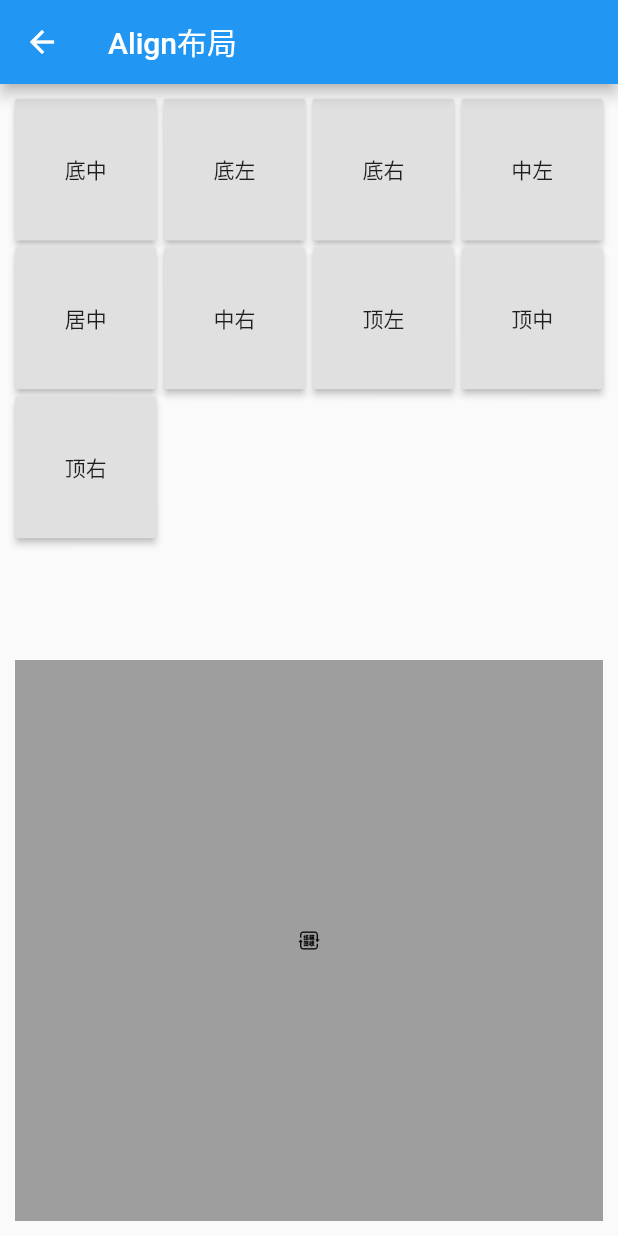
After one commit to WuJinLi/flutterDemo, a Flutter app: the AlignLayout screen opened directly, on a phone screen of 412 x 824 dp. The commit adds this screen. Run offline on Flutter 3.47's test engine with Material 2 defaults, Android fonts, the phone set to English and light mode, and no system bars; our stand-ins replace date_format, flutter_datetime_picker, toast; generated files the repository leaves out were written again.

Commit message:
Align布局

```diff
--- a/lib/pages/page/cupertion/cupertino_detail.dart
+++ b/lib/pages/page/cupertion/cupertino_detail.dart
@@ -66,7 +66,7 @@ class HomePage extends StatelessWidget {
           leading: CupertinoButton(
               child: Icon(CupertinoIcons.back),
               onPressed: () {
-                Navigator.pop(context);
+                Navigator.of(context).popAndPushNamed('/cupertino_page');
               }),
         ),
         child: Center(
--- /dev/null
+++ b/lib/pages/page/layout/align_layout.dart
@@ -0,0 +1,140 @@
+import 'package:flutter/material.dart';
+
+class AlignLayout extends StatefulWidget {
+  @override
+  _AlignLayoutState createState() => _AlignLayoutState();
+}
+
+class _AlignLayoutState extends State<AlignLayout> {
+  Alignment alignment = Alignment.center;
+  String location = 'Alignment.center';
+
+  @override
+  Widget build(BuildContext context) {
+    // TODO: implement build
+    return Scaffold(
+      appBar: AppBar(
+        title: Text('Align布局'),
+      ),
+      body: Container(
+        padding: EdgeInsets.all(10.0),
+        child: Column(
+          children: <Widget>[
+            Expanded(
+              flex: 1,
+              child: GridView.count(
+                crossAxisCount: 4,
+                crossAxisSpacing: 5,
+                mainAxisSpacing: 5,
+                children: <Widget>[
+                  RaisedButton(
+                    onPressed: () {
+                      setState(() {
+                        alignment = Alignment.bottomCenter;
+                        location = 'bottomCenter';
+                      });
+                    },
+                    child: Text('底中', textAlign: TextAlign.center),
+                  ),
+                  RaisedButton(
+                    onPressed: () {
+                      setState(() {
+                        alignment = Alignment.bottomLeft;
+                        location = 'bottomLeft';
+                      });
+                    },
+                    child: Text('底左', textAlign: TextAlign.center),
+                  ),
+                  RaisedButton(
+                    onPressed: () {
+                      setState(() {
+                        alignment = Alignment.bottomRight;
+                        location = 'bottomRight';
+                      });
+                    },
+                    child: Text('底右', textAlign: TextAlign.center),
+                  ),
+                  RaisedButton(
+                    onPressed: () {
+                      setState(() {
+                        alignment = Alignment.centerLeft;
+                        location = 'centerLeft';
+                      });
+                    },
+                    child: Text('中左', textAlign: TextAlign.center),
+                  ),
+                  RaisedButton(
+                    onPressed: () {
+                      setState(() {
+                        alignment = Alignment.center;
+                        location = 'center';
+                      });
+                    },
+                    child: Text('居中', textAlign: TextAlign.center),
+                  ),
+                  RaisedButton(
+                    onPressed: () {
+                      setState(() {
+                        alignment = Alignment.centerRight;
+                        location = 'centerRight';
+                      });
+                    },
+                    child: Text('中右', textAlign: TextAlign.center),
+                  ),
+                  RaisedButton(
+                    onPressed: () {
+                      setState(() {
+                        alignment = Alignment.topLeft;
+                        location = 'topLeft';
+                      });
+                    },
+                    child: Text(
+                      '顶左',
+                      textAlign: TextAlign.center,
+                    ),
+                  ),
+                  RaisedButton(
+                    onPressed: () {
+                      setState(() {
+                        alignment = Alignment.topCenter;
+                        location = 'topCenter';
+                      });
+                    },
+                    child: Text('顶中', textAlign: TextAlign.center),
+                  ),
+                  RaisedButton(
+                    onPressed: () {
+                      setState(() {
+                        alignment = Alignment.topRight;
+                        location = 'topRight';
+                      });
+                    },
+                    child: Text('顶右', textAlign: TextAlign.center),
+                  ),
+                ],
+              ),
+            ),
+            Expanded(
+              flex: 1,
+              child: Container(
+                color: Colors.grey,
+                child: Stack(
+                  children: <Widget>[
+                    Align(
+                      alignment: alignment,
+                      child: Image.asset(
+                        'images/ic_recycle.png',
+                        width: 100,
+                        height: 100,
+                      ),
+                    )
+                  ],
+                ),
+              ),
+            )
+          ],
+        ),
+      ),
+    );
+  }
+}
--- a/lib/pages/tabs/home_page.dart
+++ b/lib/pages/tabs/home_page.dart
@@ -170,6 +170,14 @@ class _HomeState extends State<HomePage> {
                   child: Text("Cupertion风格组件"),
                 ),
               ),
+              Container(
+                child: RaisedButton(
+                  onPressed: () {
+                    Navigator.pushNamed(context, "/align_layout");
+                  },
+                  child: Text("Align布局"),
+                ),
+              ),
             ],
           )),
     );
--- a/lib/routes/routes_config.dart
+++ b/lib/routes/routes_config.dart
@@ -29,6 +29,7 @@ import 'package:flutter_learn/pages/page/popup/popup_menu.dart';
 import 'package:flutter_learn/pages/page/dialog/dialog_page.dart';
 import 'package:flutter_learn/pages/page/cupertion/cupertino_page.dart';
 import 'package:flutter_learn/pages/page/cupertion/cupertino_detail.dart';
+import 'package:flutter_learn/pages/page/layout/align_layout.dart';
 
 /**
  * 配置路由
@@ -67,6 +68,7 @@ final routes = {
   '/dialog_page': (context) => DialogPage(),
   '/cupertino_page': (context) => CupertinoPage(),
   '/cupertino_detail': (context) => CupertinoDetailPage(),
+  '/align_layout':(context) => AlignLayout(),
 };
 
 var onGenerateRoute = (RouteSettings settings) {
```
